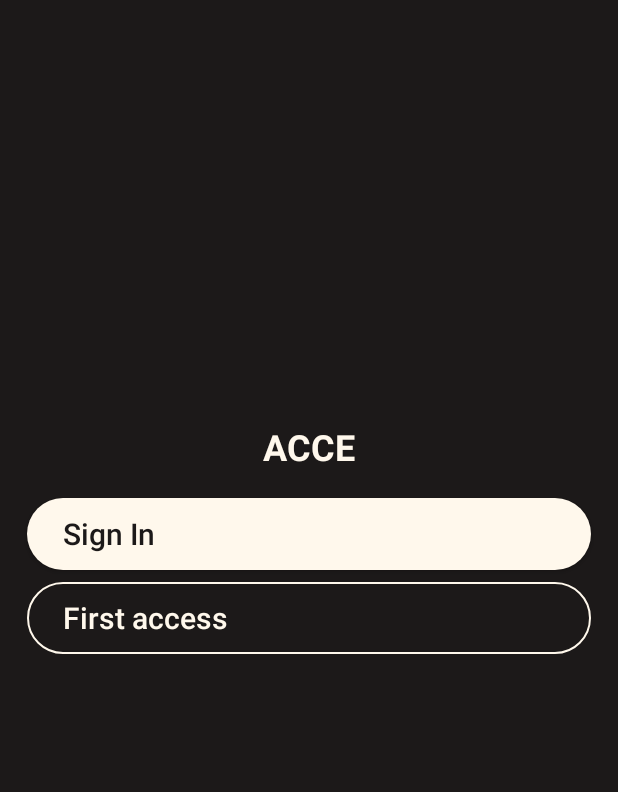
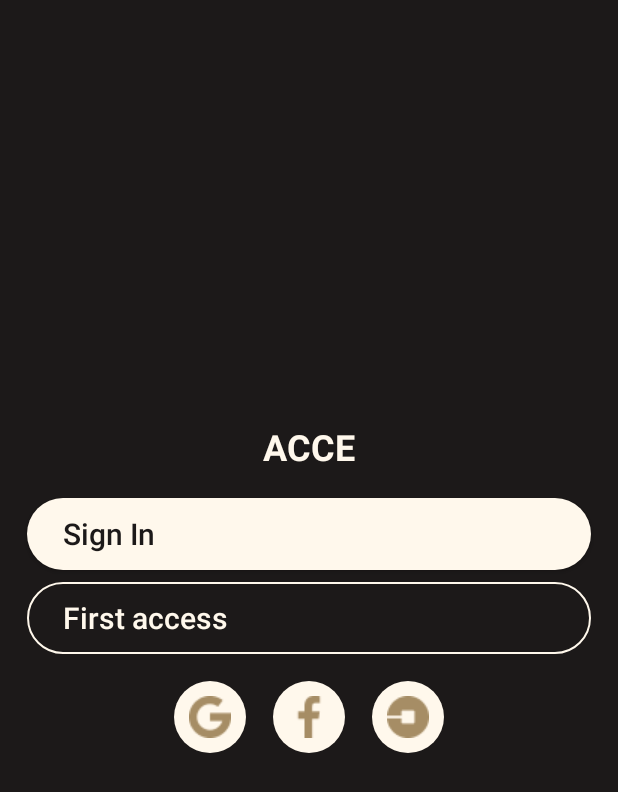
Before and after one commit to Quindinzao/android-acce, an Android app: the screen it shows after launch (MainActivity), on a phone screen of 412 x 824 dp. Shown: the top 792 px of the screen. Run offline under Robolectric (Android 15) with nearby library versions, the phone set to English and light mode, and no system bars.

Commit message:
create login another app buttons and EmailValidation screen

```diff
--- a/app/src/main/AndroidManifest.xml
+++ b/app/src/main/AndroidManifest.xml
@@ -14,6 +14,9 @@
         android:theme="@style/Theme.Acce"
         tools:targetApi="31">
         <activity
+            android:name=".EmailValidation"
+            android:exported="false" />
+        <activity
             android:name=".SplashScreenActivity"
             android:exported="true">
             <intent-filter>
--- /dev/null
+++ b/app/src/main/java/com/quindinzao/acce/EmailValidation.java
@@ -0,0 +1,14 @@
+package com.quindinzao.acce;
+
+import androidx.appcompat.app.AppCompatActivity;
+
+import android.os.Bundle;
+
+public class EmailValidation extends AppCompatActivity {
+
+    @Override
+    protected void onCreate(Bundle savedInstanceState) {
+        super.onCreate(savedInstanceState);
+        setContentView(R.layout.activity_email_validation);
+    }
+}
--- /dev/null
+++ b/app/src/main/res/layout/activity_email_validation.xml
@@ -0,0 +1,9 @@
+<?xml version="1.0" encoding="utf-8"?>
+<androidx.constraintlayout.widget.ConstraintLayout xmlns:android="http://schemas.android.com/apk/res/android"
+    xmlns:app="http://schemas.android.com/apk/res-auto"
+    xmlns:tools="http://schemas.android.com/tools"
+    android:layout_width="match_parent"
+    android:layout_height="match_parent"
+    tools:context=".EmailValidation">
+
+</androidx.constraintlayout.widget.ConstraintLayout>
--- a/app/src/main/res/layout/activity_main.xml
+++ b/app/src/main/res/layout/activity_main.xml
@@ -54,4 +54,52 @@
         app:layout_constraintStart_toStartOf="parent"
         app:layout_constraintTop_toTopOf="parent" />
 
+    <androidx.appcompat.widget.AppCompatImageButton
+        android:id="@+id/buttonGoogle"
+        android:layout_width="48dp"
+        android:layout_height="48dp"
+        android:layout_marginTop="18dp"
+        android:layout_marginHorizontal="18dp"
+        android:background="@drawable/primary_filled_button"
+        android:contentDescription="@android:string/ok"
+        android:textAlignment="textStart"
+        android:textAllCaps="false"
+        android:textColor="@color/brown_050"
+        android:textSize="20sp"
+        app:layout_constraintEnd_toStartOf="@+id/buttonFacebook"
+        app:layout_constraintTop_toBottomOf="@+id/buttonFirstAccess"
+        app:srcCompat="@drawable/google" />
+
+    <androidx.appcompat.widget.AppCompatImageButton
+        android:id="@+id/buttonFacebook"
+        android:layout_width="48dp"
+        android:layout_height="48dp"
+        android:layout_marginTop="18dp"
+        android:background="@drawable/primary_filled_button"
+        android:contentDescription="@android:string/ok"
+        android:textAlignment="textStart"
+        android:textAllCaps="false"
+        android:textColor="@color/brown_050"
+        android:textSize="20sp"
+        app:layout_constraintEnd_toEndOf="parent"
+        app:layout_constraintStart_toStartOf="parent"
+        app:layout_constraintTop_toBottomOf="@+id/buttonFirstAccess"
+        app:srcCompat="@drawable/facebook" />
+
+    <androidx.appcompat.widget.AppCompatImageButton
+        android:id="@+id/buttonUber"
+        android:layout_width="48dp"
+        android:layout_height="48dp"
+        android:layout_marginTop="18dp"
+        android:layout_marginHorizontal="18dp"
+        android:background="@drawable/primary_filled_button"
+        android:contentDescription="@android:string/ok"
+        android:textAlignment="textStart"
+        android:textAllCaps="false"
+        android:textColor="@color/brown_050"
+        android:textSize="20sp"
+        app:layout_constraintStart_toEndOf="@+id/buttonFacebook"
+        app:layout_constraintTop_toBottomOf="@+id/buttonFirstAccess"
+        app:srcCompat="@drawable/uber" />
+
 </androidx.constraintlayout.widget.ConstraintLayout>
```
Also changed, not shown: app/src/main/res/drawable/facebook.png (added), app/src/main/res/drawable/google.png (added), app/src/main/res/drawable/uber.png (added).
